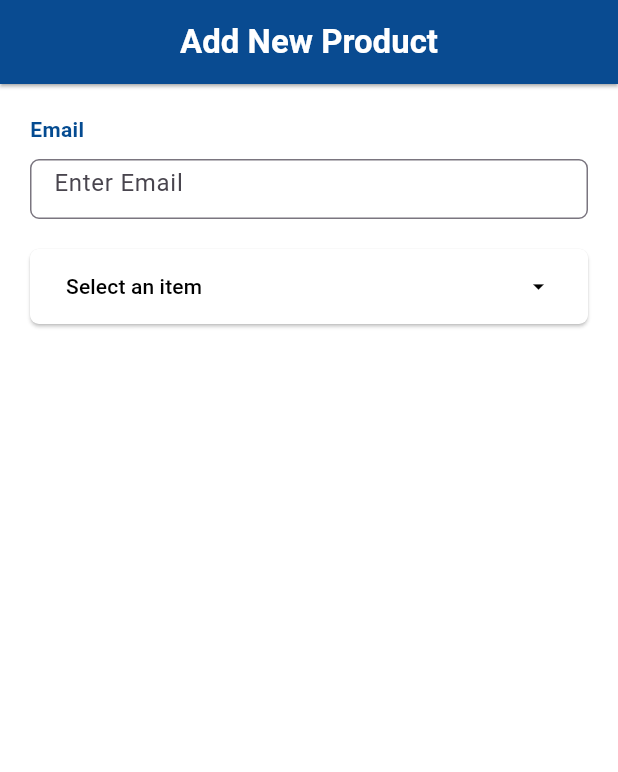
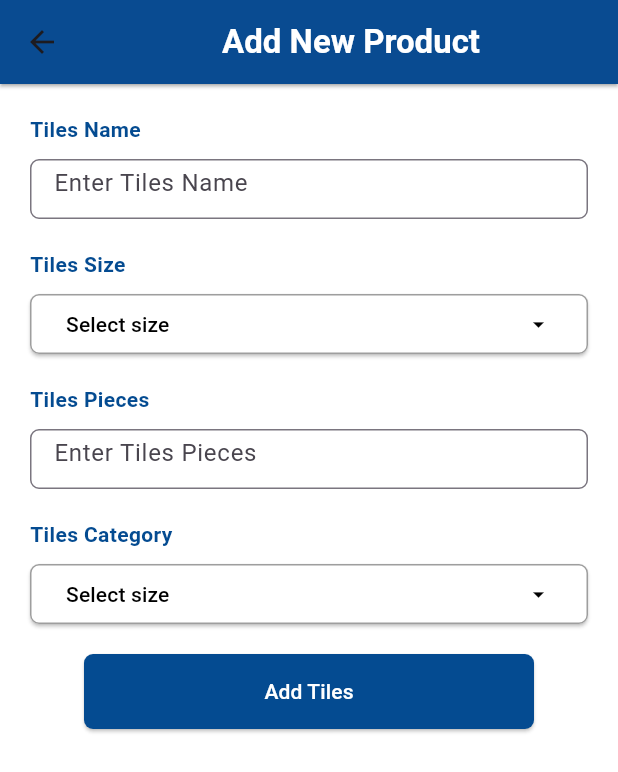
Before and after one commit to Aljoboyer/tiles_shop_management, a Flutter app: the ProductAddScreen screen opened directly, on a phone screen of 412 x 824 dp. Shown: the top 772 px of the screen. Run offline on Flutter 3.47's test engine with Material 3 defaults, Android fonts, the phone set to English and light mode, and no system bars.

```diff
--- a/lib/main.dart
+++ b/lib/main.dart
@@ -1,5 +1,6 @@
 import 'package:flutter/material.dart';
 import 'package:tiles_shop_management/screens/auth/login_screen.dart';
+import 'package:tiles_shop_management/screens/maintanence/home.dart';
 import 'package:tiles_shop_management/screens/maintanence/product_add_screen.dart';
 
 void main() {
@@ -19,7 +20,7 @@
         colorScheme: ColorScheme.fromSeed(seedColor: Colors.deepPurple),
         useMaterial3: true,
       ),
-      home: ProductAddScreen(),
+      home: Home(),
     );
   }
 }
--- a/lib/screens/maintanence/product_add_screen.dart
+++ b/lib/screens/maintanence/product_add_screen.dart
@@ -1,4 +1,5 @@
 import 'package:flutter/material.dart';
+import 'package:tiles_shop_management/widgets/button.dart';
 import 'package:tiles_shop_management/widgets/dropdown.dart';
 import 'package:tiles_shop_management/widgets/input_field.dart';
 
@@ -47,36 +48,86 @@
           padding: EdgeInsets.all(20),
           child: Column(
             children: [
-              CustomInputs(label: 'Email',fieldType: false, onChanged: (value) {
+              CustomInputs(label: 'Tiles Name',fieldType: false, onChanged: (value) {
                           onEmailChange(value);
                         },),
               SizedBox(height: 20,),
 
+              Align(
+            alignment: Alignment.centerLeft,
+            child: Text('Tiles Size', style: TextStyle(
+                  color:Color(0xFF044B91),
+                fontSize: 14,
+                fontWeight: FontWeight.bold,
+              ),)),
+            SizedBox(height: 10,),
               SizedBox(
                 width: double.infinity,
-                height: 50,// Full width button
+                height: 40,// Full width button
                 child: ElevatedButton(
                   onPressed: showCustomDropdown,
                   style: ElevatedButton.styleFrom(
-                    backgroundColor: Colors.white, // White background
+                    backgroundColor: Colors.white,
+
                     shape: RoundedRectangleBorder(
-                      borderRadius: BorderRadius.circular(6), // Rounded corners
+                      borderRadius: BorderRadius.circular(6),
+                      side: BorderSide(color: Colors.grey, width: 1), // Border color and width
                     ),
                   ),
                   child: Row(
                     mainAxisAlignment: MainAxisAlignment.spaceBetween, // Aligns text left, icon right
                     children: [
                       Text(
-                        selectedValue ?? "Select an item",
+                        selectedValue ?? "Select size",
                         style: TextStyle(color: Colors.black), // Ensure text is visible on white
                       ),
                       Icon(Icons.arrow_drop_down, color: Colors.black), // Right-aligned icon
                     ],
                   ),
                 ),
-              )
+              ),
+              SizedBox(height: 20,),
 
+               CustomInputs(label: 'Tiles Pieces',fieldType: false, onChanged: (value) {
+                          onEmailChange(value);
+                        },),
+               SizedBox(height: 20,),
 
+              Align(
+            alignment: Alignment.centerLeft,
+            child: Text('Tiles Category', style: TextStyle(
+                  color:Color(0xFF044B91),
+                fontSize: 14,
+                fontWeight: FontWeight.bold,
+              ),)),
+            SizedBox(height: 10,),
+              SizedBox(
+                width: double.infinity,
+                height: 40,// Full width button
+                child: ElevatedButton(
+                  onPressed: showCustomDropdown,
+                  style: ElevatedButton.styleFrom(
+                    backgroundColor: Colors.white,
+
+                    shape: RoundedRectangleBorder(
+                      borderRadius: BorderRadius.circular(6),
+                      side: BorderSide(color: Colors.grey, width: 1), // Border color and width
+                    ),
+                  ),
+                  child: Row(
+                    mainAxisAlignment: MainAxisAlignment.spaceBetween, // Aligns text left, icon right
+                    children: [
+                      Text(
+                        selectedValue ?? "Select size",
+                        style: TextStyle(color: Colors.black), // Ensure text is visible on white
+                      ),
+                      Icon(Icons.arrow_drop_down, color: Colors.black), // Right-aligned icon
+                    ],
+                  ),
+                ),
+              ),
+               SizedBox(height: 20,),
+              CustomButton(btn_label: 'Add Tiles', onPressed: () {},)
             ],
           ),
         ),
```
Also changed, not shown: lib/screens/maintanence/home.dart (added, +78 -0 lines).
